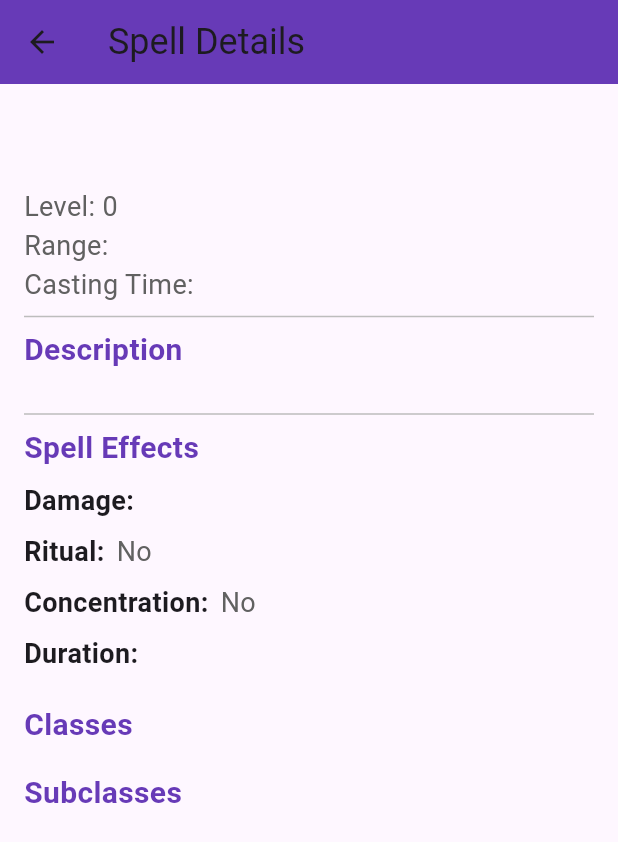
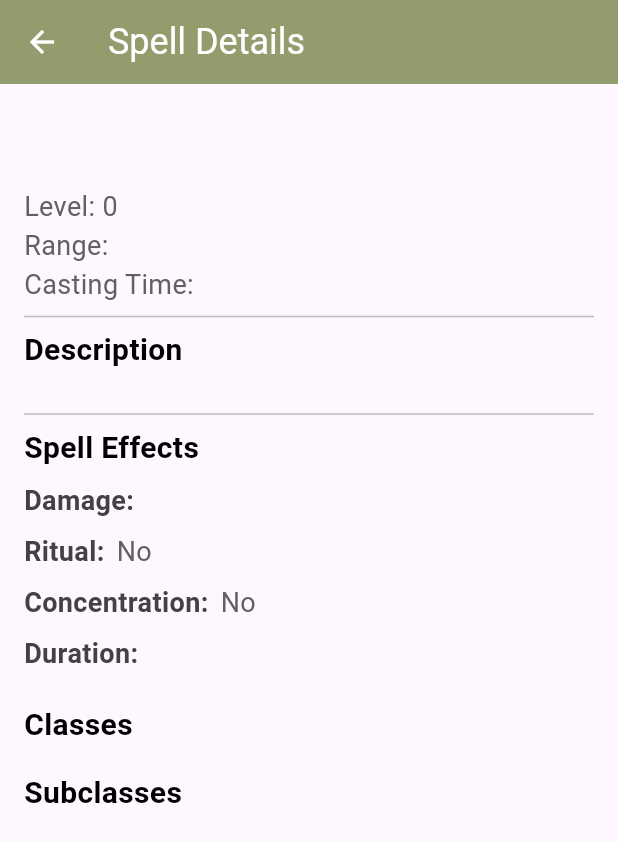
Before and after one commit to Watts-James/Spell-Book, a Flutter app: the SpellDetailPage screen opened directly with empty values, on a phone screen of 412 x 824 dp. Shown: the top 842 px of the screen. Run offline on Flutter 3.47's test engine with Material 3 defaults, Android fonts, the phone set to English and light mode, and no system bars; our stand-ins replace flutter_speed_dial, go_router; network calls fail.

Commit message:
Added Colours

```diff
--- a/spell_book/lib/Screens/AllSpells/SpellDetailPage.dart
+++ b/spell_book/lib/Screens/AllSpells/SpellDetailPage.dart
@@ -11,7 +11,8 @@ class SpellDetailPage extends StatelessWidget {
     return Scaffold(
       appBar: AppBar(
         title: Text('Spell Details', style: TextStyle(fontSize: 24)),
-        backgroundColor: Colors.deepPurple,
+        backgroundColor: Color(0xFF939c6c),
+        foregroundColor: Colors.white,
       ),
       body: Padding(
         padding: const EdgeInsets.all(16.0),
@@ -24,7 +25,7 @@ class SpellDetailPage extends StatelessWidget {
                 style: TextStyle(
                   fontSize: 32,
                   fontWeight: FontWeight.bold,
-                  color: Colors.deepPurple,
+                  color: Colors.black,
                 ),
               ),
               SizedBox(height: 8),
@@ -64,7 +65,6 @@ class SpellDetailPage extends StatelessWidget {
 
   Widget _buildSpellOverview() {
     return Column(
-      // mainAxisAlignment: MainAxisAlignment.start,
       crossAxisAlignment: CrossAxisAlignment.start,
       children: [
         Text(
@@ -120,7 +120,11 @@ class SpellDetailPage extends StatelessWidget {
         children: [
           Text(
             title,
-            style: TextStyle(fontSize: 18, fontWeight: FontWeight.bold),
+            style: TextStyle(
+              fontSize: 18,
+              fontWeight: FontWeight.bold,
+              color: Colors.grey.shade800,
+            ),
           ),
           SizedBox(width: 8),
           Text(
@@ -163,7 +167,7 @@ class SpellDetailPage extends StatelessWidget {
         style: TextStyle(
           fontSize: 20,
           fontWeight: FontWeight.bold,
-          color: Colors.deepPurple,
+          color: Colors.black,
         ),
       ),
     );
--- a/spell_book/lib/Screens/SpellBook/SpellBook.dart
+++ b/spell_book/lib/Screens/SpellBook/SpellBook.dart
@@ -14,8 +14,10 @@ class _SpellBookState extends State<SpellBook> {
   @override
   Widget build(BuildContext context) {
     return Scaffold(
+      backgroundColor: Color(0xFFF0E6D2),
       appBar: AppBar(
-        backgroundColor: Theme.of(context).colorScheme.inversePrimary,
+        backgroundColor: Color(0xFF939c6c),
+        foregroundColor: Colors.white,
         title: Text(widget.title),
       ),
       body: Center(
--- a/spell_book/lib/Widgets/SpeedDial.dart
+++ b/spell_book/lib/Widgets/SpeedDial.dart
@@ -8,7 +8,9 @@ class CustomSpeedDial extends StatelessWidget {
   @override
   Widget build(BuildContext context) {
     return SpeedDial(
+      backgroundColor: Color(0xFF939c6c),
       animatedIcon: AnimatedIcons.menu_close,
+      animatedIconTheme: IconThemeData(color: Color(0xFFF5F5F5)),
       spacing: 12,
       spaceBetweenChildren: 8,
       children: [
```
Also changed, not shown: spell_book/lib/Screens/AllSpells/AllSpells.dart (+53 -17 lines), spell_book/lib/main.dart (+1 -8 lines).
